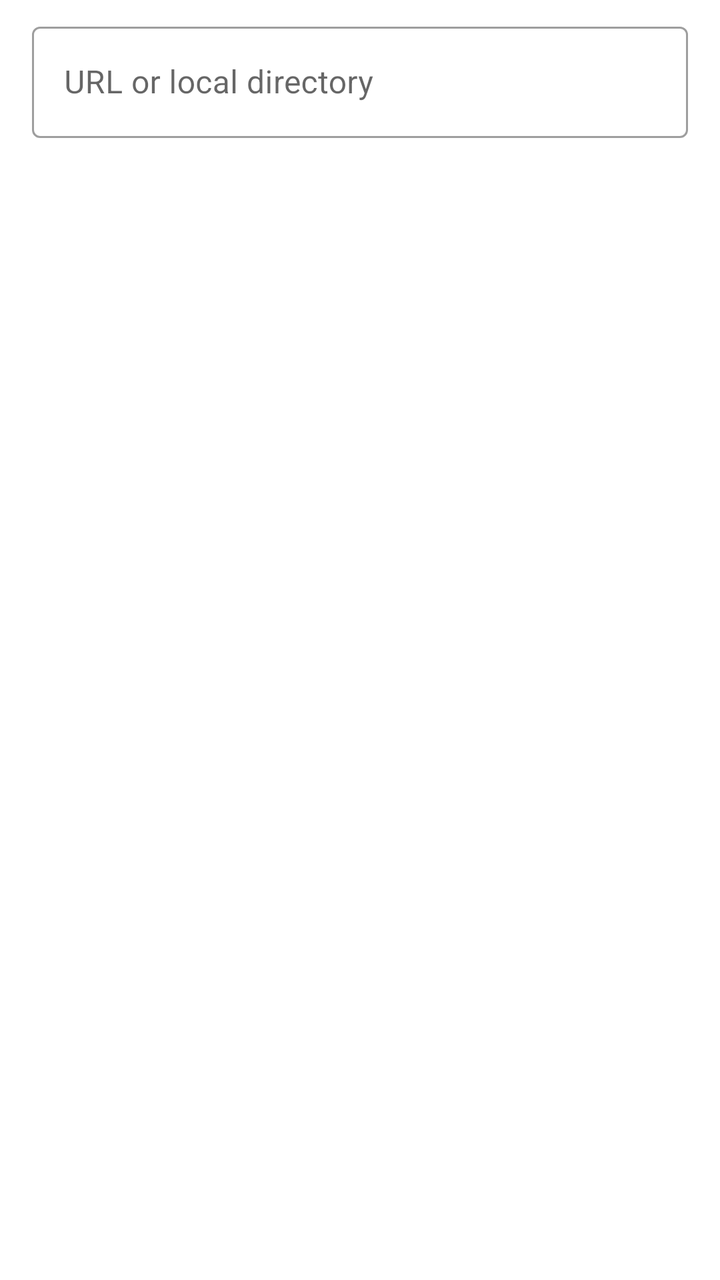
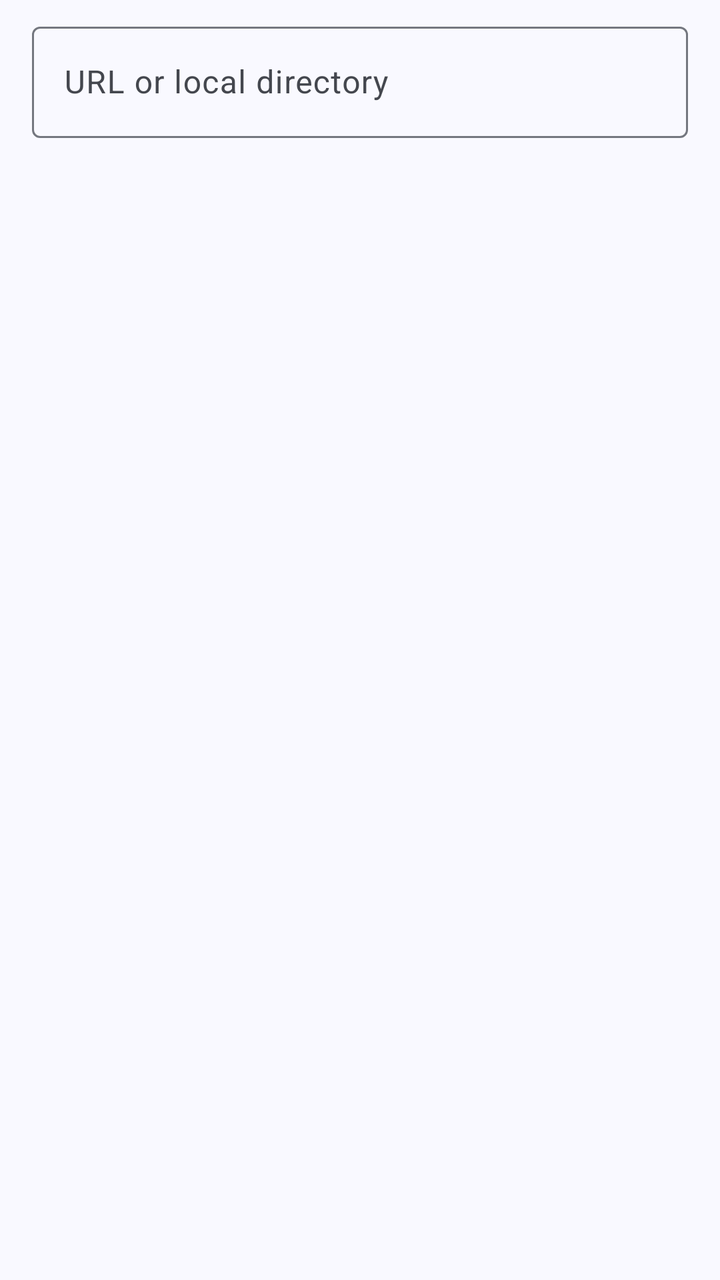

Before-and-after screenshots of an Android layout around one commit, followed by the original layout XML and the change that was made.
<!-- AndroidManifest.xml: application theme AppTheme -->
<!-- res/layout/dialog_plugin_install.xml -->
<?xml version="1.0" encoding="utf-8"?>
<FrameLayout xmlns:android="http://schemas.android.com/apk/res/android"
    android:layout_width="match_parent"
    android:layout_height="wrap_content">

    <com.google.android.material.textfield.TextInputLayout
        android:id="@+id/input_layout_sources"
        style="@style/Widget.MaterialComponents.TextInputLayout.OutlinedBox"
        android:layout_width="match_parent"
        android:layout_height="wrap_content"
        android:layout_marginHorizontal="16dp"
        android:layout_marginTop="8dp">

        <com.google.android.material.textfield.TextInputEditText
            android:layout_width="match_parent"
            android:layout_height="wrap_content"
            android:hint="@string/search_plugins_install_hint"
            android:inputType="textUri|textMultiLine"
            android:maxLines="10" />

    </com.google.android.material.textfield.TextInputLayout>

</FrameLayout>
<!-- resources referenced by this layout -->
<resources>
  <style name="AppTheme" parent="Theme.MaterialComponents.DayNight.NoActionBar">
          <item name="colorPrimary">@color/color_primary</item>
          <item name="colorPrimaryDark">@color/color_primary_dark</item>
          <item name="colorPrimaryVariant">@color/color_primary_variant</item>
          <item name="colorOnPrimary">@color/color_on_primary</item>
  
          <item name="colorSecondary">@color/color_secondary</item>
          <item name="colorSecondaryVariant">@color/color_secondary_variant</item>
          <item name="colorOnSecondary">@color/color_on_secondary</item>
  
          <item name="windowActionModeOverlay">true</item>
          <item name="actionBarTheme">@style/AppTheme.ToolbarOverlay</item>
  
          <item name="android:textAlignment">viewStart</item>
  
          <item name="snackbarTextViewStyle">@style/AppTheme.SnackbarTextViewStyle</item>
  
          <item name="android:statusBarColor">@color/status_bar_color</item>
          <item name="android:navigationBarColor">@color/navigation_bar_color</item>
      </style>
  <color name="color_primary">#03A9F4</color>
  <color name="color_primary_dark">#007AC1</color>
  <color name="color_primary_variant">#007AC1</color>
  <color name="color_on_primary">#FFFFFF</color>
  <color name="color_secondary">#FFB300</color>
  <color name="color_secondary_variant">#C68400</color>
  <color name="color_on_secondary">#000000</color>
  <style name="AppTheme.ToolbarOverlay" parent="ThemeOverlay.MaterialComponents.Dark.ActionBar" />
  <style name="AppTheme.SnackbarTextViewStyle" parent="Widget.MaterialComponents.Snackbar.TextView">
          <item name="android:maxLines">15</item>
      </style>
  <color name="status_bar_color">@color/color_primary</color>
  <color name="navigation_bar_color">@android:color/transparent</color>
  <!-- unchanged entries left out for length: 1 -->
</resources>

<!-- the commit's change to res/layout/dialog_plugin_install.xml (unified diff, before → after) -->
@@ -5,7 +5,7 @@
 
     <com.google.android.material.textfield.TextInputLayout
         android:id="@+id/input_layout_sources"
-        style="@style/Widget.MaterialComponents.TextInputLayout.OutlinedBox"
+        style="@style/Widget.Material3.TextInputLayout.OutlinedBox"
         android:layout_width="match_parent"
         android:layout_height="wrap_content"
         android:layout_marginHorizontal="16dp"
<!-- resource entries referenced after the edit -->
@@ -1,38 +1,107 @@
 <!-- resources referenced by this layout -->
 <resources>
-  <style name="AppTheme" parent="Theme.MaterialComponents.DayNight.NoActionBar">
-          <item name="colorPrimary">@color/color_primary</item>
-          <item name="colorPrimaryDark">@color/color_primary_dark</item>
-          <item name="colorPrimaryVariant">@color/color_primary_variant</item>
-          <item name="colorOnPrimary">@color/color_on_primary</item>
+  <style name="AppTheme" parent="Theme.Material3.DayNight.NoActionBar">
+          <item name="colorPrimary">@color/md_theme_primary</item>
+          <item name="colorOnPrimary">@color/md_theme_onPrimary</item>
+          <item name="colorPrimaryContainer">@color/md_theme_primaryContainer</item>
+          <item name="colorOnPrimaryContainer">@color/md_theme_onPrimaryContainer</item>
+          <item name="colorSecondary">@color/md_theme_secondary</item>
+          <item name="colorOnSecondary">@color/md_theme_onSecondary</item>
+          <item name="colorSecondaryContainer">@color/md_theme_secondaryContainer</item>
+          <item name="colorOnSecondaryContainer">@color/md_theme_onSecondaryContainer</item>
+          <item name="colorTertiary">@color/md_theme_tertiary</item>
+          <item name="colorOnTertiary">@color/md_theme_onTertiary</item>
+          <item name="colorTertiaryContainer">@color/md_theme_tertiaryContainer</item>
+          <item name="colorOnTertiaryContainer">@color/md_theme_onTertiaryContainer</item>
+          <item name="colorError">@color/md_theme_error</item>
+          <item name="colorOnError">@color/md_theme_onError</item>
+          <item name="colorErrorContainer">@color/md_theme_errorContainer</item>
+          <item name="colorOnErrorContainer">@color/md_theme_onErrorContainer</item>
+          <item name="android:colorBackground">@color/md_theme_background</item>
+          <item name="colorOnBackground">@color/md_theme_onBackground</item>
+          <item name="colorSurface">@color/md_theme_surface</item>
+          <item name="colorOnSurface">@color/md_theme_onSurface</item>
+          <item name="colorSurfaceVariant">@color/md_theme_surfaceVariant</item>
+          <item name="colorOnSurfaceVariant">@color/md_theme_onSurfaceVariant</item>
+          <item name="colorOutline">@color/md_theme_outline</item>
+          <item name="colorOutlineVariant">@color/md_theme_outlineVariant</item>
+          <item name="colorSurfaceInverse">@color/md_theme_inverseSurface</item>
+          <item name="colorOnSurfaceInverse">@color/md_theme_inverseOnSurface</item>
+          <item name="colorPrimaryInverse">@color/md_theme_inversePrimary</item>
+          <item name="colorPrimaryFixed">@color/md_theme_primaryFixed</item>
+          <item name="colorOnPrimaryFixed">@color/md_theme_onPrimaryFixed</item>
+          <item name="colorPrimaryFixedDim">@color/md_theme_primaryFixedDim</item>
+          <item name="colorOnPrimaryFixedVariant">@color/md_theme_onPrimaryFixedVariant</item>
+          <item name="colorSecondaryFixed">@color/md_theme_secondaryFixed</item>
+          <item name="colorOnSecondaryFixed">@color/md_theme_onSecondaryFixed</item>
+          <item name="colorSecondaryFixedDim">@color/md_theme_secondaryFixedDim</item>
+          <item name="colorOnSecondaryFixedVariant">@color/md_theme_onSecondaryFixedVariant</item>
+          <item name="colorTertiaryFixed">@color/md_theme_tertiaryFixed</item>
+          <item name="colorOnTertiaryFixed">@color/md_theme_onTertiaryFixed</item>
+          <item name="colorTertiaryFixedDim">@color/md_theme_tertiaryFixedDim</item>
+          <item name="colorOnTertiaryFixedVariant">@color/md_theme_onTertiaryFixedVariant</item>
+          <item name="colorSurfaceDim">@color/md_theme_surfaceDim</item>
+          <item name="colorSurfaceBright">@color/md_theme_surfaceBright</item>
+          <item name="colorSurfaceContainerLowest">@color/md_theme_surfaceContainerLowest</item>
+          <item name="colorSurfaceContainerLow">@color/md_theme_surfaceContainerLow</item>
+          <item name="colorSurfaceContainer">@color/md_theme_surfaceContainer</item>
+          <item name="colorSurfaceContainerHigh">@color/md_theme_surfaceContainerHigh</item>
+          <item name="colorSurfaceContainerHighest">@color/md_theme_surfaceContainerHighest</item>
   
-          <item name="colorSecondary">@color/color_secondary</item>
-          <item name="colorSecondaryVariant">@color/color_secondary_variant</item>
-          <item name="colorOnSecondary">@color/color_on_secondary</item>
+          <item name="materialCardViewStyle">@style/Widget.Material3.CardView.Elevated</item>
+          <item name="snackbarTextViewStyle">@style/AppTheme.SnackbarTextViewStyle</item>
   
           <item name="windowActionModeOverlay">true</item>
-          <item name="actionBarTheme">@style/AppTheme.ToolbarOverlay</item>
-  
-          <item name="android:textAlignment">viewStart</item>
-  
-          <item name="snackbarTextViewStyle">@style/AppTheme.SnackbarTextViewStyle</item>
-  
-          <item name="android:statusBarColor">@color/status_bar_color</item>
-          <item name="android:navigationBarColor">@color/navigation_bar_color</item>
       </style>
-  <color name="color_primary">#03A9F4</color>
-  <color name="color_primary_dark">#007AC1</color>
-  <color name="color_primary_variant">#007AC1</color>
-  <color name="color_on_primary">#FFFFFF</color>
-  <color name="color_secondary">#FFB300</color>
-  <color name="color_secondary_variant">#C68400</color>
-  <color name="color_on_secondary">#000000</color>
-  <style name="AppTheme.ToolbarOverlay" parent="ThemeOverlay.MaterialComponents.Dark.ActionBar" />
-  <style name="AppTheme.SnackbarTextViewStyle" parent="Widget.MaterialComponents.Snackbar.TextView">
+  <color name="md_theme_primary">#415F91</color>
+  <color name="md_theme_onPrimary">#FFFFFF</color>
+  <color name="md_theme_primaryContainer">#D6E3FF</color>
+  <color name="md_theme_onPrimaryContainer">#001B3E</color>
+  <color name="md_theme_secondary">#565F71</color>
+  <color name="md_theme_onSecondary">#FFFFFF</color>
+  <color name="md_theme_secondaryContainer">#DAE2F9</color>
+  <color name="md_theme_onSecondaryContainer">#131C2B</color>
+  <color name="md_theme_tertiary">#705575</color>
+  <color name="md_theme_onTertiary">#FFFFFF</color>
+  <color name="md_theme_tertiaryContainer">#FAD8FD</color>
+  <color name="md_theme_onTertiaryContainer">#28132E</color>
+  <color name="md_theme_error">#BA1A1A</color>
+  <color name="md_theme_onError">#FFFFFF</color>
+  <color name="md_theme_errorContainer">#FFDAD6</color>
+  <color name="md_theme_onErrorContainer">#410002</color>
+  <color name="md_theme_background">#F9F9FF</color>
+  <color name="md_theme_onBackground">#191C20</color>
+  <color name="md_theme_surface">#F9F9FF</color>
+  <color name="md_theme_onSurface">#191C20</color>
+  <color name="md_theme_surfaceVariant">#E0E2EC</color>
+  <color name="md_theme_onSurfaceVariant">#44474E</color>
+  <color name="md_theme_outline">#74777F</color>
+  <color name="md_theme_outlineVariant">#C4C6D0</color>
+  <color name="md_theme_inverseSurface">#2E3036</color>
+  <color name="md_theme_inverseOnSurface">#F0F0F7</color>
+  <color name="md_theme_inversePrimary">#AAC7FF</color>
+  <color name="md_theme_primaryFixed">#D6E3FF</color>
+  <color name="md_theme_onPrimaryFixed">#001B3E</color>
+  <color name="md_theme_primaryFixedDim">#AAC7FF</color>
+  <color name="md_theme_onPrimaryFixedVariant">#284777</color>
+  <color name="md_theme_secondaryFixed">#DAE2F9</color>
+  <color name="md_theme_onSecondaryFixed">#131C2B</color>
+  <color name="md_theme_secondaryFixedDim">#BEC6DC</color>
+  <color name="md_theme_onSecondaryFixedVariant">#3E4759</color>
+  <color name="md_theme_tertiaryFixed">#FAD8FD</color>
+  <color name="md_theme_onTertiaryFixed">#28132E</color>
+  <color name="md_theme_tertiaryFixedDim">#DDBCE0</color>
+  <color name="md_theme_onTertiaryFixedVariant">#573E5C</color>
+  <color name="md_theme_surfaceDim">#D9D9E0</color>
+  <color name="md_theme_surfaceBright">#F9F9FF</color>
+  <color name="md_theme_surfaceContainerLowest">#FFFFFF</color>
+  <color name="md_theme_surfaceContainerLow">#F3F3FA</color>
+  <color name="md_theme_surfaceContainer">#EDEDF4</color>
+  <color name="md_theme_surfaceContainerHigh">#E7E8EE</color>
+  <color name="md_theme_surfaceContainerHighest">#E2E2E9</color>
+  <style name="AppTheme.SnackbarTextViewStyle" parent="Widget.Material3.Snackbar.TextView">
           <item name="android:maxLines">15</item>
       </style>
-  <color name="status_bar_color">@color/color_primary</color>
-  <color name="navigation_bar_color">@android:color/transparent</color>
   <!-- unchanged entries left out for length: 1 -->
 </resources>
 
